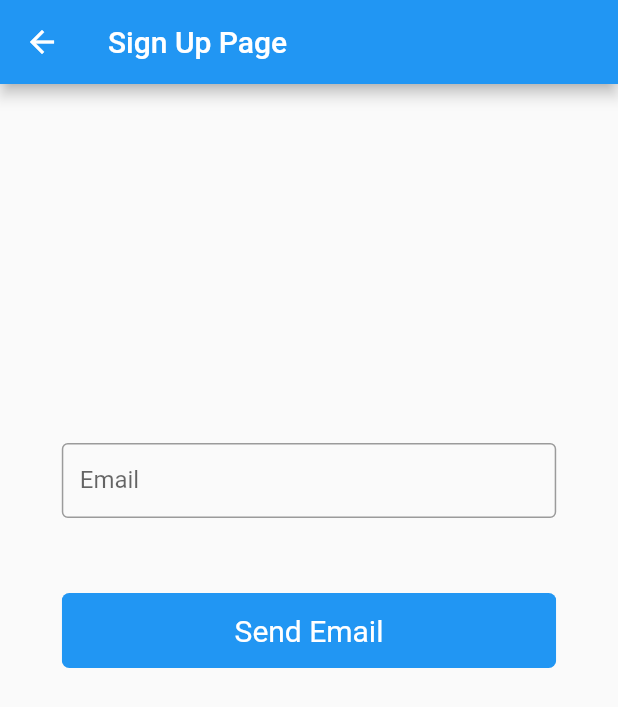
After one commit to clark-pegg/tbd, a Flutter app: the ForgotPassWordPage screen opened directly, after a tap on "Send Email", on a phone screen of 412 x 824 dp. The commit adds this screen. Shown: the top 707 px of the screen. Run offline on Flutter 3.47's test engine with Material 2 defaults, Android fonts, the phone set to English and light mode, and no system bars; our stand-ins replace cloud_firestore, firebase_auth, firebase_core, flutter_signin_button, google_sign_in and 2 more; missing offline and left inert: dart:ffi; accounts and stored records are empty; network calls fail.

Commit message:
Added forgot passwor functionality

```diff
--- /dev/null
+++ b/lib/forgot_password.dart
@@ -0,0 +1,117 @@
+import 'package:cloud_firestore/cloud_firestore.dart';
+import 'package:flutter/gestures.dart';
+import 'package:flutter/material.dart';
+import 'package:flutter_signin_button/flutter_signin_button.dart';
+import 'package:tbd/login_page.dart';
+import 'package:firebase_auth/firebase_auth.dart';
+import './home_page.dart';
+
+class ForgotPassWordPage extends StatefulWidget {
+  const ForgotPassWordPage({super.key, required this.title});
+
+  // This widget is the home page of your application. It is stateful, meaning
+  // that it has a State object (defined below) that contains fields that affect
+  // how it looks.
+
+  // This class is the configuration for the state. It holds the values (in this
+  // case the title) provided by the parent (in this case the App widget) and
+  // used by the build method of the State. Fields in a Widget subclass are
+  // always marked "final".
+
+  final String title;
+
+  @override
+  State<ForgotPassWordPage> createState() => _ForgotPassWordPage();
+}
+
+class _ForgotPassWordPage extends State<ForgotPassWordPage> {
+  final emailC = TextEditingController();
+  @override
+  Widget build(BuildContext context) {
+    double width = MediaQuery.of(context).size.width;
+    double textFieldWidth = width * 0.8;
+    double textFieldHeight = 50;
+
+    // This method is rerun every time setState is called, for instance as done
+    // by the _incrementCounter method above.
+    //
+    // The Flutter framework has been optimized to make rerunning build methods
+    // fast, so that you can just rebuild anything that needs updating rather
+    // than having to individually change instances of widgets.
+    return Scaffold(
+        appBar: AppBar(
+          // Here we take the value from the MyHomePage object that was created by
+          // the App.build method, and use it to set our appbar title.
+          title: Text(widget.title),
+        ),
+        body: LayoutBuilder(
+          builder: (context, constraints) {
+            return SingleChildScrollView(
+              child: ConstrainedBox(
+                constraints: BoxConstraints(
+                    minWidth: constraints.maxWidth,
+                    minHeight: constraints.maxHeight),
+                child: IntrinsicHeight(
+                  child: Center(
+                    // Center is a layout widget. It takes a single child and positions it
+                    // in the middle of the parent.
+                    child: Column(
+                      mainAxisAlignment: MainAxisAlignment.center,
+                      crossAxisAlignment: CrossAxisAlignment.center,
+                      children: <Widget>[
+                        const Spacer(),
+                        const SizedBox(height: 50),
+                        SizedBox(
+                            width: textFieldWidth,
+                            height: textFieldHeight,
+                            child: TextField(
+                              controller: emailC,
+                              decoration: InputDecoration(
+                                border: OutlineInputBorder(),
+                                labelText: 'Email',
+                              ),
+                            )),
+                        const SizedBox(height: 50),
+                        SizedBox(
+                          width: textFieldWidth,
+                          height: textFieldHeight,
+                          child: ClipRRect(
+                              borderRadius: BorderRadius.circular(5),
+                              child: DecoratedBox(
+                                decoration:
+                                    const BoxDecoration(color: Colors.blue),
+                                child: TextButton(
+                                  style: TextButton.styleFrom(
+                                    textStyle: const TextStyle(fontSize: 20),
+                                  ),
+                                  onPressed: () {
+                                    resetPassword(email: emailC.text);
+                                  },
+                                  child: const Text(
+                                    'Send Email',
+                                    style: TextStyle(color: Colors.white),
+                                  ),
+                                ),
+                              )),
+                        ),
+                        const Spacer(
+                          flex: 2,
+                        ),
+                      ],
+                    ),
+                  ),
+                ),
+              ),
+            );
+          },
+        ));
+  }
+
+  Future<void> resetPassword({required String email}) async {
+    late AuthStatus _status;
+    FirebaseAuth auth = FirebaseAuth.instance;
+    await auth
+        .sendPasswordResetEmail(email: email)
+        .then((value) => _status = AuthStatus.successful);
+  }
+}
--- a/lib/login_page.dart
+++ b/lib/login_page.dart
@@ -6,12 +6,22 @@ import 'package:firebase_auth/firebase_auth.dart';
 import 'package:google_sign_in/google_sign_in.dart';
 import './signup_page.dart';
 import './home_page.dart';
+import './forgot_password.dart';
 
 GoogleSignIn _googleSignIn = GoogleSignIn(
   scopes: [
     'email',
   ],
 );
+
+enum AuthStatus {
+  successful,
+  wrongPassword,
+  emailAlreadyExists,
+  invalidEmail,
+  weakPassword,
+  unknown,
+}
 
 class LoginPage extends StatefulWidget {
   const LoginPage({super.key, required this.title});
@@ -121,7 +131,14 @@ class _LoginPageState extends State<LoginPage> {
                                     color: Colors.blue,
                                     fontWeight: FontWeight.bold),
                                 recognizer: TapGestureRecognizer()
-                                  ..onTap = (() => print("I forgor"))),
+                                  ..onTap = (() => Navigator.push(
+                                        context,
+                                        MaterialPageRoute(
+                                          builder: (context) =>
+                                              const ForgotPassWordPage(
+                                                  title: "Sign Up Page"),
+                                        ),
+                                      ))),
                           ),
                         ),
                         SizedBox(
```
